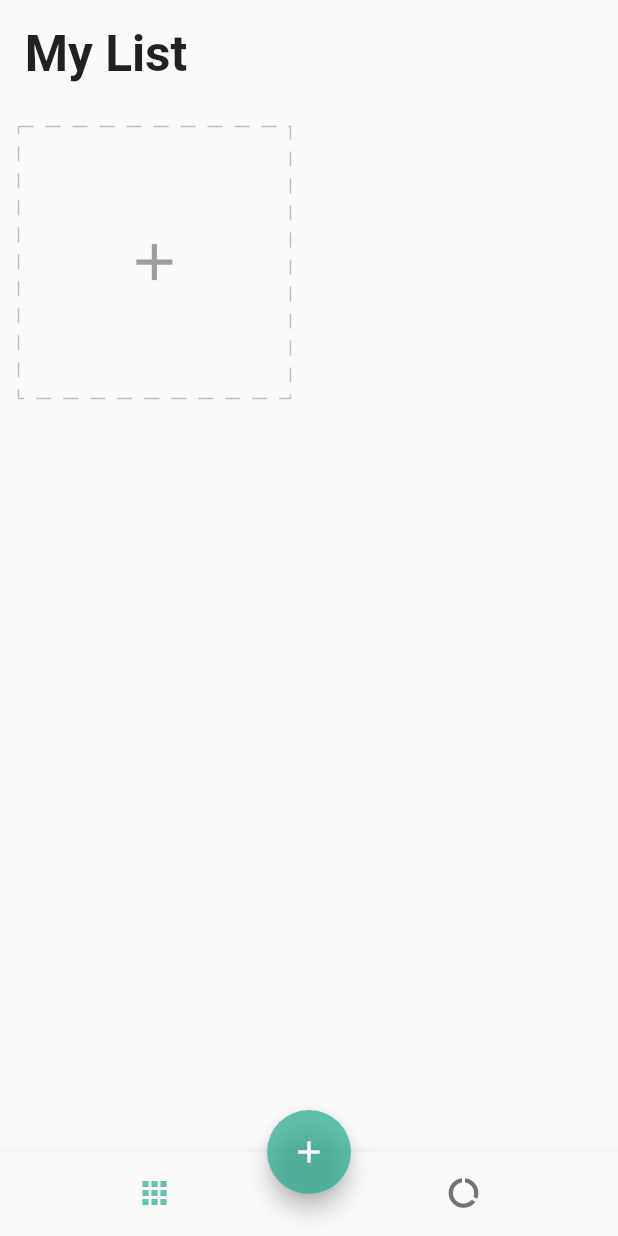
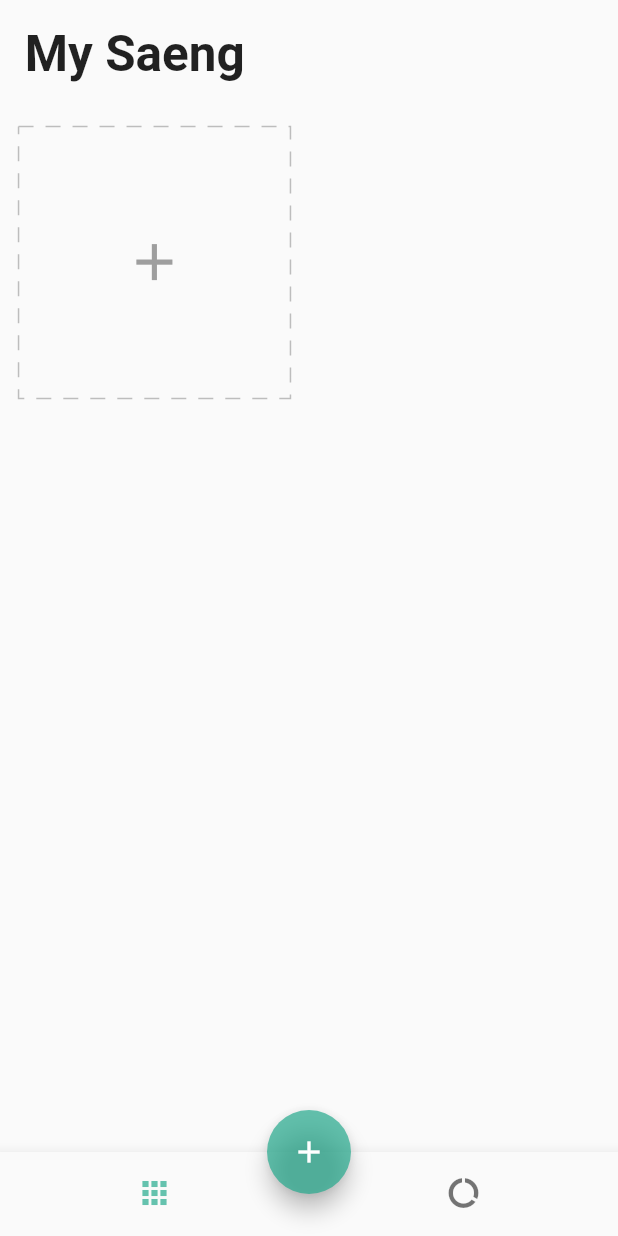
Before and after one commit to Just-saeng/Saeng-develop, a Flutter app: the screen it shows after launch, on a phone screen of 412 x 824 dp. Run offline on Flutter 3.47's test engine with Material 2 defaults, Android fonts, the phone set to English and light mode, and no system bars; drawn by our look-alikes of dotted_border; our stand-ins replace equatable, flutter_easyloading, get, get_storage, step_progress_indicator.

Commit message:
2023.07.09

```diff
--- a/lib/app/modules/home/view.dart
+++ b/lib/app/modules/home/view.dart
@@ -24,7 +24,7 @@ class Homepage extends GetView<HomeController> {
                 Padding(
                   padding: EdgeInsets.all(4.0.wp),
                   child: Text(
-                    'My List',
+                    'My Saeng',
                     style: TextStyle(
                       fontSize: 24.0.sp,
                       fontWeight: FontWeight.bold,
@@ -35,7 +35,8 @@ class Homepage extends GetView<HomeController> {
                   () => GridView.count(
                     crossAxisCount: 2,
                     shrinkWrap: true, // 크기를 자동으로 조정해도 ㄱㄴ
-                    physics: const ClampingScrollPhysics(),
+                    physics:
+                        const ClampingScrollPhysics(), // 스크롤 가능한 영역을 넘어가는 스크롤 동작을 제한함 바운스 효과 ㄴㄴ
                     children: [
                       ...controller.tasks.map((element) => LongPressDraggable(
                           data: element,
@@ -46,7 +47,14 @@ class Homepage extends GetView<HomeController> {
                               controller.changeDeleting(false),
                           feedback: Opacity(
                             opacity: 0.5,
-                            child: TaskCard(task: element),
+                            child: Transform.scale(
+                              //크기 줄어들게
+                              scale: 0.6,
+                              child: Transform(
+                                transform: Matrix4.skewX(-0.3), //뒤틀린 효과
+                                child: TaskCard(task: element),
+                              ),
+                            ),
                           ),
                           child: TaskCard(task: element))),
                       AddCard(),
@@ -60,6 +68,7 @@ class Homepage extends GetView<HomeController> {
         ]),
       ),
       floatingActionButton: DragTarget<Task>(
+        //task 객체를 드롭 대상으로 정의
         builder: (_, __, ____) {
           return Obx(
             () => FloatingActionButton(
@@ -70,9 +79,12 @@ class Homepage extends GetView<HomeController> {
                   EasyLoading.showInfo('Please create task first..');
                 }
               },
-              backgroundColor:
-                  controller.deleting.value ? Colors.red : darkGreen,
-              child: Icon(controller.deleting.value ? Icons.delete : Icons.add),
+              backgroundColor: controller.deleting.value
+                  ? Colors.red
+                  : darkGreen, // deleting.value 에따라 달라지는 색
+              child: Icon(controller.deleting.value
+                  ? Icons.delete
+                  : Icons.add), // 바뀌는 모양
             ),
           );
         },
```
